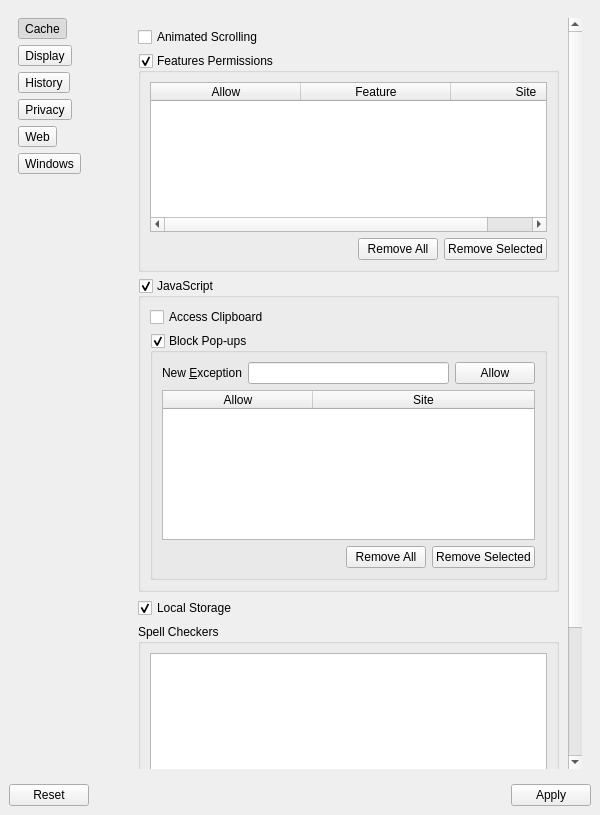
Above: 2.x/UI/dooble_settings.ui from textbrowser/dooble before the change. Below: the same form after it.
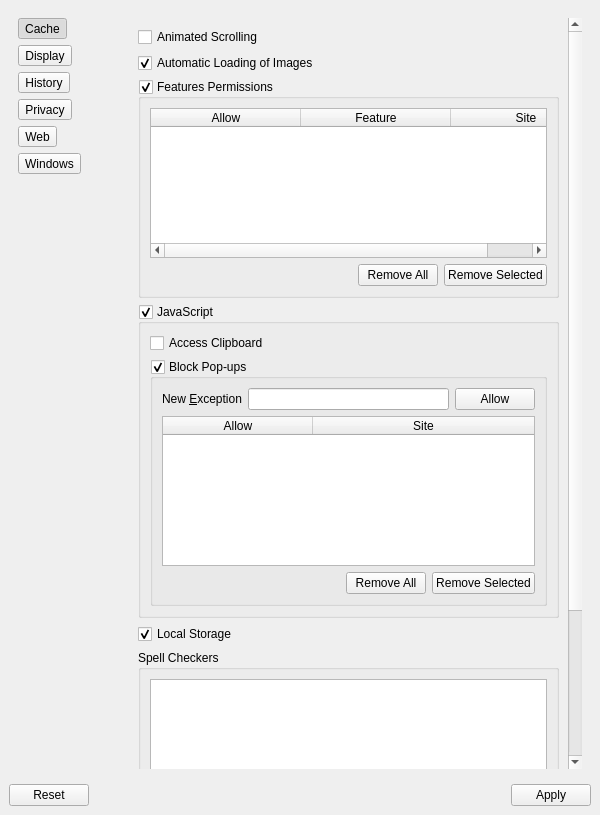
That is the form after the change. The open tabs and pages were chosen to show the change. Icons and pictures are not drawn.

Commit message: Optional images.

Diff of the .ui file:
```diff
--- a/2.x/UI/dooble_settings.ui
+++ b/2.x/UI/dooble_settings.ui
@@ -1221,9 +1221,9 @@
              <property name="geometry">
               <rect>
                <x>0</x>
-               <y>0</y>
+               <y>-245</y>
                <width>437</width>
-               <height>962</height>
+               <height>991</height>
               </rect>
              </property>
              <layout class="QVBoxLayout" name="verticalLayout_16">
@@ -1234,6 +1234,16 @@
                 </property>
                </widget>
               </item>
+              <item>
+               <widget class="QCheckBox" name="automatic_loading_of_images">
+                <property name="text">
+                 <string>Automatic Loading of Images</string>
+                </property>
+                <property name="checked">
+                 <bool>true</bool>
+                </property>
+               </widget>
+              </item>
               <item>
                <widget class="QGroupBox" name="features_permissions_groupbox">
                 <property name="title">
```
Left out of the diff: 6 changed lines with no effect on the pictures. The commit also changes 2 other files.
